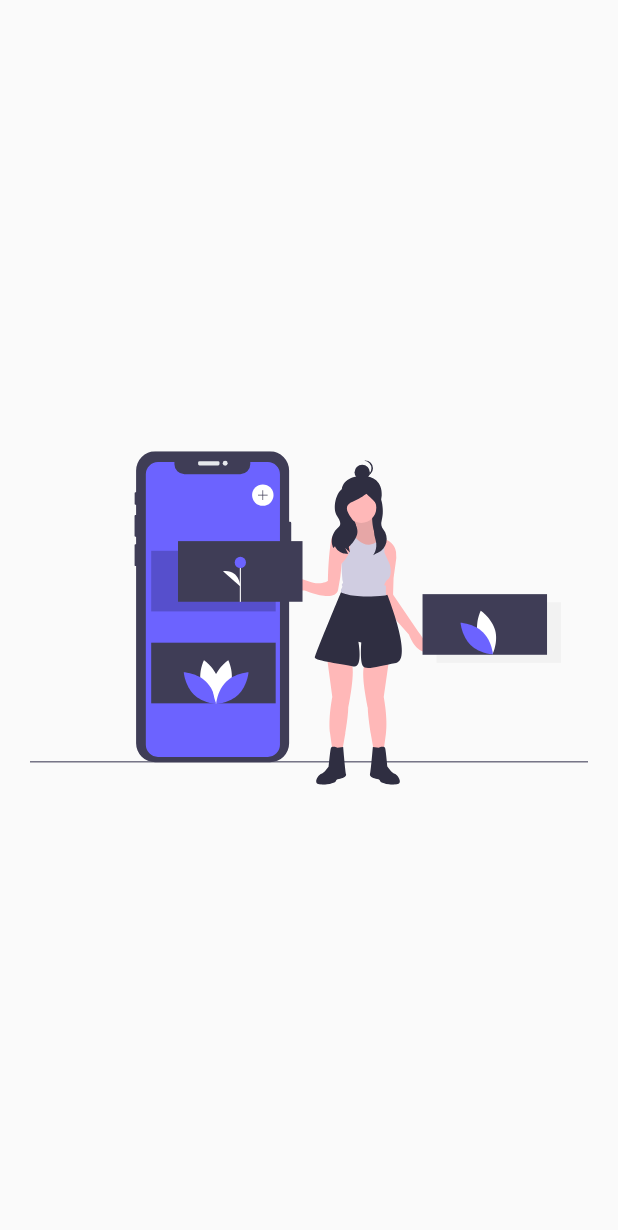
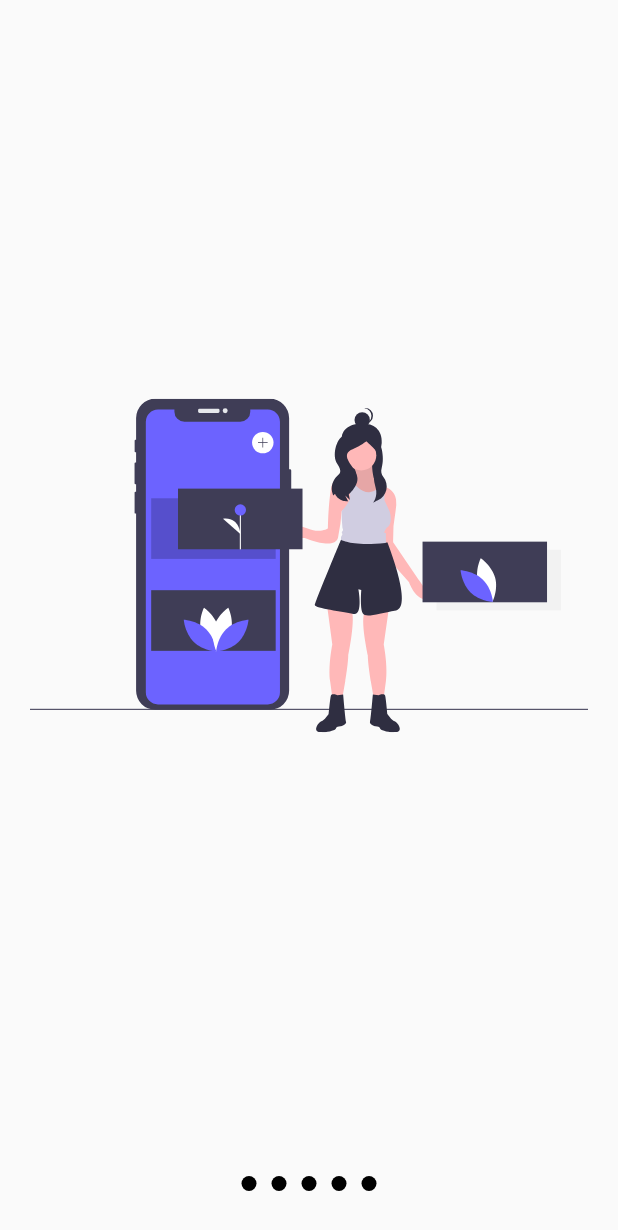
Before and after one commit to marshalmori/slide_show_flutter, a Flutter app: the screen it shows after launch, on a phone screen of 412 x 824 dp. Shown: the top 1230 px of the screen. Run offline on Flutter 3.47's test engine with Material 2 defaults, Android fonts, the light colour scheme and no system bars; our stand-ins replace flutter_svg.

Commit message:
Create points at the bottom of the screen

```diff
--- a/lib/pages/slide_show_page.dart
+++ b/lib/pages/slide_show_page.dart
@@ -6,7 +6,50 @@
   Widget build(BuildContext context) {
     return Scaffold(
       body: Center(
-        child: _Slides(),
+        child: Column(
+          children: [
+            Expanded(
+              child: _Slides(),
+            ),
+            _Dots(),
+          ],
+        ),
+      ),
+    );
+  }
+}
+
+class _Dots extends StatelessWidget {
+  @override
+  Widget build(BuildContext context) {
+    return Container(
+      width: double.infinity,
+      height: 70,
+      //color: Colors.red,
+      child: Row(
+        mainAxisAlignment: MainAxisAlignment.center,
+        children: [
+          _Dot(),
+          _Dot(),
+          _Dot(),
+          _Dot(),
+          _Dot(),
+        ],
+      ),
+    );
+  }
+}
+
+class _Dot extends StatelessWidget {
+  @override
+  Widget build(BuildContext context) {
+    return Container(
+      width: 10,
+      height: 10,
+      margin: EdgeInsets.symmetric(horizontal: 5),
+      decoration: BoxDecoration(
+        color: Colors.black,
+        shape: BoxShape.circle,
       ),
     );
   }
```
